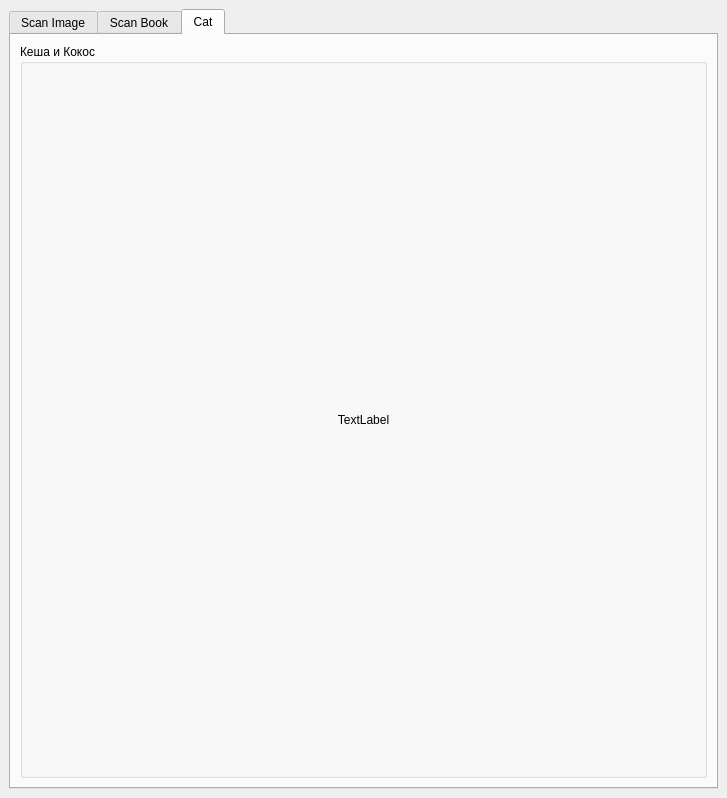
This is GUI/UI/ShogiVision.ui in Limuranius/ShogiBoardReader as Qt 5 draws it before an edit. The edited form follows.
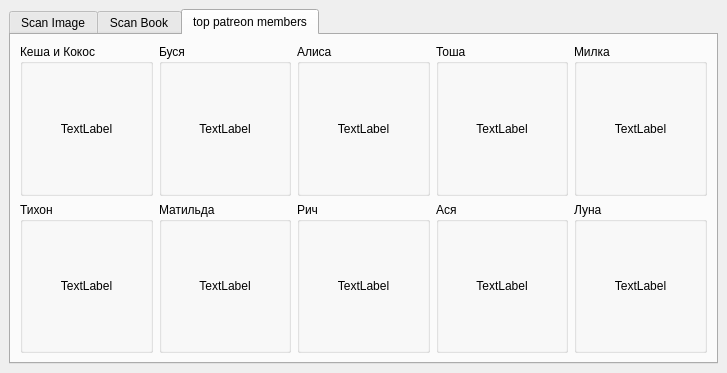
This is the edited form. The open tabs and pages were chosen to show the change. Custom widgets are drawn as their Qt base class.

The edit to the form file:
```diff
--- a/GUI/UI/ShogiVision.ui
+++ b/GUI/UI/ShogiVision.ui
@@ -7,7 +7,7 @@
     <x>0</x>
     <y>0</y>
     <width>727</width>
-    <height>798</height>
+    <height>373</height>
    </rect>
   </property>
   <property name="windowTitle">
@@ -42,17 +42,188 @@
       </widget>
       <widget class="QWidget" name="tab">
        <attribute name="title">
-        <string>Cat</string>
+        <string>top patreon members</string>
        </attribute>
-       <layout class="QVBoxLayout" name="verticalLayout_2">
-        <item>
-         <widget class="QGroupBox" name="groupBox">
+       <layout class="QGridLayout" name="gridLayout_3">
+        <item row="0" column="3">
+         <widget class="QGroupBox" name="groupBox_6">
+          <property name="title">
+           <string>Тоша</string>
+          </property>
+          <layout class="QGridLayout" name="gridLayout_7">
+           <item row="0" column="0">
+            <widget class="ImageLabel" name="label_tosha">
+             <property name="text">
+              <string>TextLabel</string>
+             </property>
+             <property name="alignment">
+              <set>Qt::AlignCenter</set>
+             </property>
+            </widget>
+           </item>
+          </layout>
+         </widget>
+        </item>
+        <item row="0" column="4">
+         <widget class="QGroupBox" name="groupBox_7">
+          <property name="title">
+           <string>Милка</string>
+          </property>
+          <layout class="QGridLayout" name="gridLayout_8">
+           <item row="0" column="0">
+            <widget class="ImageLabel" name="label_milka">
+             <property name="text">
+              <string>TextLabel</string>
+             </property>
+             <property name="alignment">
+              <set>Qt::AlignCenter</set>
+             </property>
+            </widget>
+           </item>
+          </layout>
+         </widget>
+        </item>
+        <item row="1" column="2">
+         <widget class="QGroupBox" name="groupBox_8">
+          <property name="title">
+           <string>Рич</string>
+          </property>
+          <layout class="QGridLayout" name="gridLayout_9">
+           <item row="0" column="0">
+            <widget class="ImageLabel" name="label_rich">
+             <property name="text">
+              <string>TextLabel</string>
+             </property>
+             <property name="alignment">
+              <set>Qt::AlignCenter</set>
+             </property>
+            </widget>
+           </item>
+          </layout>
+         </widget>
+        </item>
+        <item row="1" column="1">
+         <widget class="QGroupBox" name="groupBox_4">
+          <property name="title">
+           <string>Матильда</string>
+          </property>
+          <layout class="QGridLayout" name="gridLayout_5">
+           <item row="0" column="0">
+            <widget class="ImageLabel" name="label_matilda">
+             <property name="text">
+              <string>TextLabel</string>
+             </property>
+             <property name="alignment">
+              <set>Qt::AlignCenter</set>
+             </property>
+            </widget>
+           </item>
+          </layout>
+         </widget>
+        </item>
+        <item row="0" column="2">
+         <widget class="QGroupBox" name="groupBox_5">
+          <property name="title">
+           <string>Алиса</string>
+          </property>
+          <layout class="QGridLayout" name="gridLayout_6">
+           <item row="0" column="0">
+            <widget class="ImageLabel" name="label_alisa">
+             <property name="text">
+              <string>TextLabel</string>
+             </property>
+             <property name="alignment">
+              <set>Qt::AlignCenter</set>
+             </property>
+            </widget>
+           </item>
+          </layout>
+         </widget>
+        </item>
+        <item row="1" column="4">
+         <widget class="QGroupBox" name="groupBox_10">
+          <property name="title">
+           <string>Луна</string>
+          </property>
+          <layout class="QGridLayout" name="gridLayout_11">
+           <item row="0" column="0">
+            <widget class="ImageLabel" name="label_luna">
+             <property name="text">
+              <string>TextLabel</string>
+             </property>
+             <property name="alignment">
+              <set>Qt::AlignCenter</set>
+             </property>
+            </widget>
+           </item>
+          </layout>
+         </widget>
+        </item>
+        <item row="0" column="0">
+         <widget class="QGroupBox" name="groupBox_2">
           <property name="title">
            <string>Кеша и Кокос</string>
           </property>
-          <layout class="QVBoxLayout" name="verticalLayout_3">
-           <item>
-            <widget class="ImageLabel" name="label_cat">
+          <layout class="QGridLayout" name="gridLayout_2">
+           <item row="0" column="0">
+            <widget class="ImageLabel" name="label_kesha_kokos">
+             <property name="text">
+              <string>TextLabel</string>
+             </property>
+             <property name="alignment">
+              <set>Qt::AlignCenter</set>
+             </property>
+            </widget>
+           </item>
+          </layout>
+         </widget>
+        </item>
+        <item row="0" column="1">
+         <widget class="QGroupBox" name="groupBox">
+          <property name="title">
+           <string>Буся</string>
+          </property>
+          <layout class="QGridLayout" name="gridLayout">
+           <item row="0" column="0">
+            <widget class="ImageLabel" name="label_busya">
+             <property name="text">
+              <string>TextLabel</string>
+             </property>
+             <property name="alignment">
+              <set>Qt::AlignCenter</set>
+             </property>
+            </widget>
+           </item>
+          </layout>
+         </widget>
+        </item>
+        <item row="1" column="0">
+         <widget class="QGroupBox" name="groupBox_3">
+          <property name="title">
+           <string>Тихон</string>
+          </property>
+          <layout class="QGridLayout" name="gridLayout_4">
+           <item row="0" column="0">
+            <widget class="ImageLabel" name="label_tihon">
+             <property name="text">
+              <string>TextLabel</string>
+             </property>
+             <property name="alignment">
+              <set>Qt::AlignCenter</set>
+             </property>
+            </widget>
+           </item>
+          </layout>
+         </widget>
+        </item>
+        <item row="1" column="3">
+         <widget class="QGroupBox" name="groupBox_9">
+          <property name="title">
+           <string>Ася</string>
+          </property>
+          <layout class="QGridLayout" name="gridLayout_10">
+           <item row="0" column="0">
+            <widget class="ImageLabel" name="label_asya">
              <property name="text">
               <string>TextLabel</string>
              </property>
```
